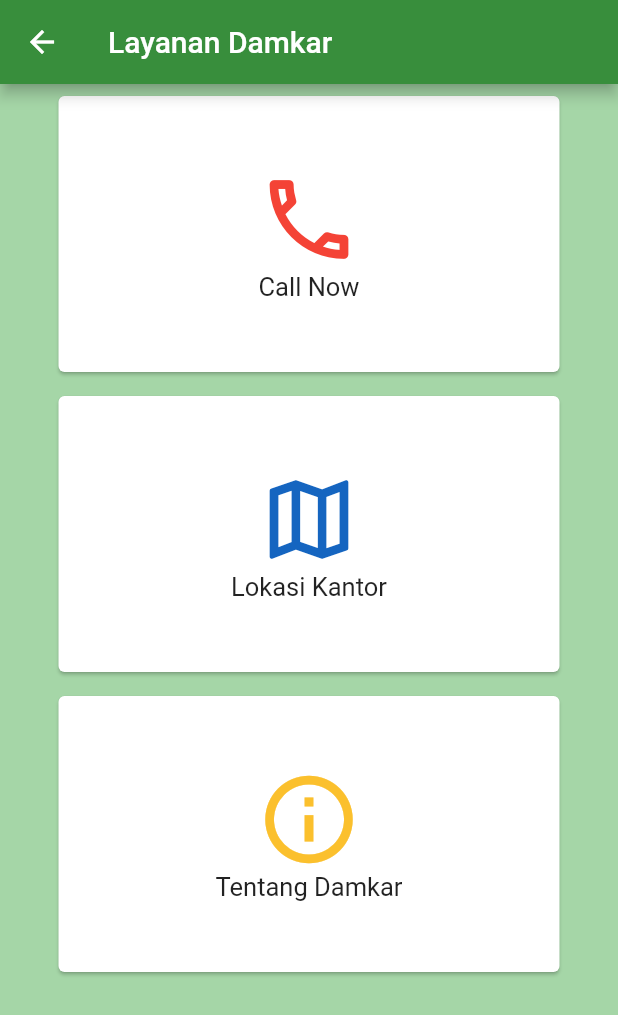
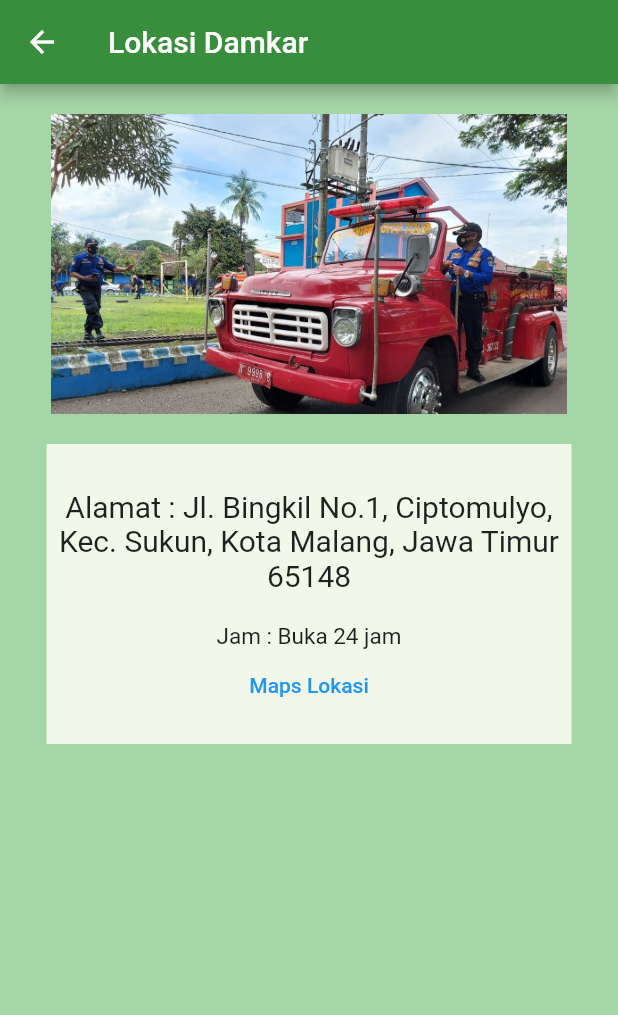
Before and after one commit to RheinaYulia/ta_aplikasi_laima, a Flutter app: the Damkar screen opened directly, after a tap on "Lokasi Kantor", on a phone screen of 412 x 824 dp. Shown: the top 1015 px of the screen. Run offline on Flutter 3.47's test engine with Material 2 defaults, Android fonts, the phone set to English and light mode, and no system bars; our stand-ins replace datetime_picker_formfield, fluttertoast.

Commit message:
Maps Lokasi Damkar

```diff
--- /dev/null
+++ b/lib/LokasiKantor/LokDamkar.dart
@@ -0,0 +1,80 @@
+import 'package:flutter/material.dart';
+import 'package:url_launcher/url_launcher_string.dart';
+
+class LokDamkar extends StatefulWidget {
+  const LokDamkar({Key? key}) : super(key: key);
+
+  @override
+  State<LokDamkar> createState() => _LokDamkarState();
+}
+
+class _LokDamkarState extends State<LokDamkar> {
+  @override
+  Widget build(BuildContext context) {
+    return Scaffold(
+      appBar: new AppBar(
+        title: Text("Lokasi Damkar"),
+        backgroundColor: Colors.green[700],
+      ),
+      backgroundColor: Colors.green[200],
+      body: Column(
+        mainAxisAlignment: MainAxisAlignment.start,
+        children: [
+          SizedBox(
+            height: 20,
+          ),
+          Container(
+            width: 500,
+            height: 200,
+            decoration: BoxDecoration(
+              image: DecorationImage(
+                  image: AssetImage('assets/images/lokdamkarr.jpg')),
+            ),
+          ),
+          SizedBox(
+            height: 20,
+          ),
+          Center(
+            child: Container(
+              width: 350,
+              height: 200,
+              color: Colors.lightGreen[50],
+              child: Column(
+                children: [
+                  SizedBox(height: 30),
+                  const Text(
+                    'Alamat : Jl. Bingkil No.1, Ciptomulyo, Kec. Sukun, Kota Malang, Jawa Timur 65148 ',
+                    textAlign: TextAlign.center,
+                    style: TextStyle(fontSize: 20),
+                  ),
+                  SizedBox(
+                    height: 20,
+                  ),
+                  const Text(
+                    'Jam : Buka 24 jam',
+                    style: TextStyle(fontSize: 15),
+                  ),
+                  TextButton(
+                    onPressed: () {
+                      _launchURL(
+                          'https://www.google.com/maps/place/Pemadam+Kebakaran+Kota+Malang/@-7.9927952,112.6287802,15z/data=!4m5!3m4!1s0x0:0xa3ae404c3e675274!8m2!3d-7.9927241!4d112.6288125'); // here you can also use async-await
+                    },
+                    child: const Text('Maps Lokasi'),
+                  ),
+                ],
+              ),
+            ),
+          ),
+        ],
+      ),
+    );
+  }
+
+  Future _launchURL(String url) async {
+    if (await canLaunchUrlString(url)) {
+      await launchUrlString(url);
+    } else {
+      throw 'Could not launch $url';
+    }
+  }
+}
--- a/lib/damkar.dart
+++ b/lib/damkar.dart
@@ -1,4 +1,5 @@
 import 'package:flutter/material.dart';
+import 'package:ta_aplikasi_laima/LokasiKantor/LokDamkar.dart';
 
 class Damkar extends StatefulWidget {
   @override
@@ -50,7 +51,14 @@ class _DamkarState extends State<Damkar> {
               child: Card(
                 margin: EdgeInsets.all(8.0),
                 child: InkWell(
-                  onTap: () {},
+                  onTap: () {
+                    Navigator.push(
+                      context,
+                      MaterialPageRoute(
+                        builder: (context) => LokDamkar(),
+                      ),
+                    );
+                  },
                   splashColor: Colors.green,
                   child: Center(
                     child: Column(
```
Also changed, not shown: assets/images/lokdamkar.jpg (added), assets/images/lokdamkarr.jpg (added).
